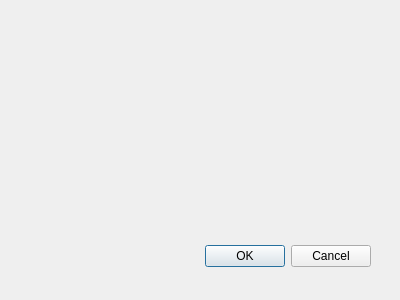
Old version of the form forms/untitled.ui in the repository moroz12112/QT_test.
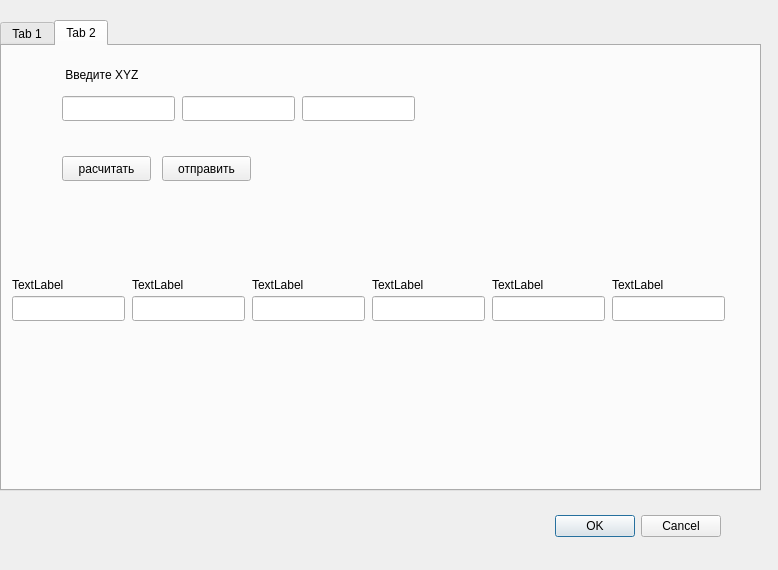
New version of the form.

```diff
--- a/forms/untitled.ui
+++ b/forms/untitled.ui
@@ -6,8 +6,8 @@
    <rect>
     <x>0</x>
     <y>0</y>
-    <width>400</width>
-    <height>300</height>
+    <width>778</width>
+    <height>570</height>
    </rect>
   </property>
   <property name="windowTitle">
@@ -16,8 +16,8 @@
   <widget class="QDialogButtonBox" name="buttonBox">
    <property name="geometry">
     <rect>
-     <x>30</x>
-     <y>240</y>
+     <x>380</x>
+     <y>510</y>
      <width>341</width>
      <height>32</height>
     </rect>
@@ -29,6 +29,251 @@
     <set>QDialogButtonBox::Cancel|QDialogButtonBox::Ok</set>
    </property>
   </widget>
+  <widget class="QTabWidget" name="tabWidget">
+   <property name="enabled">
+    <bool>true</bool>
+   </property>
+   <property name="geometry">
+    <rect>
+     <x>0</x>
+     <y>20</y>
+     <width>761</width>
+     <height>471</height>
+    </rect>
+   </property>
+   <property name="mouseTracking">
+    <bool>false</bool>
+   </property>
+   <property name="tabletTracking">
+    <bool>false</bool>
+   </property>
+   <property name="focusPolicy">
+    <enum>Qt::TabFocus</enum>
+   </property>
+   <property name="currentIndex">
+    <number>1</number>
+   </property>
+   <property name="movable">
+    <bool>false</bool>
+   </property>
+   <widget class="QWidget" name="tab">
+    <attribute name="title">
+     <string>Tab 1</string>
+    </attribute>
+   </widget>
+   <widget class="QWidget" name="tab_2">
+    <attribute name="title">
+     <string>Tab 2</string>
+    </attribute>
+    <widget class="QPushButton" name="pushButton">
+     <property name="geometry">
+      <rect>
+       <x>60</x>
+       <y>110</y>
+       <width>89</width>
+       <height>25</height>
+      </rect>
+     </property>
+     <property name="text">
+      <string>расчитать</string>
+     </property>
+    </widget>
+    <widget class="QPushButton" name="pushButton_2">
+     <property name="geometry">
+      <rect>
+       <x>160</x>
+       <y>110</y>
+       <width>89</width>
+       <height>25</height>
+      </rect>
+     </property>
+     <property name="text">
+      <string>отправить</string>
+     </property>
+    </widget>
+    <widget class="QLineEdit" name="lineEdit">
+     <property name="geometry">
+      <rect>
+       <x>60</x>
+       <y>50</y>
+       <width>113</width>
+       <height>25</height>
+      </rect>
+     </property>
+    </widget>
+    <widget class="QLineEdit" name="lineEdit_2">
+     <property name="geometry">
+      <rect>
+       <x>180</x>
+       <y>50</y>
+       <width>113</width>
+       <height>25</height>
+      </rect>
+     </property>
+    </widget>
+    <widget class="QLineEdit" name="lineEdit_3">
+     <property name="geometry">
+      <rect>
+       <x>300</x>
+       <y>50</y>
+       <width>113</width>
+       <height>25</height>
+      </rect>
+     </property>
+    </widget>
+    <widget class="QLabel" name="label">
+     <property name="geometry">
+      <rect>
+       <x>60</x>
+       <y>20</y>
+       <width>121</width>
+       <height>17</height>
+      </rect>
+     </property>
+     <property name="text">
+      <string> Введите XYZ</string>
+     </property>
+    </widget>
+    <widget class="QLineEdit" name="lineEdit_4">
+     <property name="geometry">
+      <rect>
+       <x>10</x>
+       <y>250</y>
+       <width>113</width>
+       <height>25</height>
+      </rect>
+     </property>
+    </widget>
+    <widget class="QLineEdit" name="lineEdit_5">
+     <property name="geometry">
+      <rect>
+       <x>130</x>
+       <y>250</y>
+       <width>113</width>
+       <height>25</height>
+      </rect>
+     </property>
+    </widget>
+    <widget class="QLineEdit" name="lineEdit_6">
+     <property name="geometry">
+      <rect>
+       <x>250</x>
+       <y>250</y>
+       <width>113</width>
+       <height>25</height>
+      </rect>
+     </property>
+    </widget>
+    <widget class="QLineEdit" name="lineEdit_7">
+     <property name="geometry">
+      <rect>
+       <x>370</x>
+       <y>250</y>
+       <width>113</width>
+       <height>25</height>
+      </rect>
+     </property>
+    </widget>
+    <widget class="QLineEdit" name="lineEdit_8">
+     <property name="geometry">
+      <rect>
+       <x>490</x>
+       <y>250</y>
+       <width>113</width>
+       <height>25</height>
+      </rect>
+     </property>
+    </widget>
+    <widget class="QLabel" name="label_2">
+     <property name="geometry">
+      <rect>
+       <x>10</x>
+       <y>230</y>
+       <width>67</width>
+       <height>17</height>
+      </rect>
+     </property>
+     <property name="text">
+      <string>TextLabel</string>
+     </property>
+    </widget>
+    <widget class="QLabel" name="label_3">
+     <property name="geometry">
+      <rect>
+       <x>130</x>
+       <y>230</y>
+       <width>67</width>
+       <height>17</height>
+      </rect>
+     </property>
+     <property name="text">
+      <string>TextLabel</string>
+     </property>
+    </widget>
+    <widget class="QLabel" name="label_4">
+     <property name="geometry">
+      <rect>
+       <x>250</x>
+       <y>230</y>
+       <width>67</width>
+       <height>17</height>
+      </rect>
+     </property>
+     <property name="text">
+      <string>TextLabel</string>
+     </property>
+    </widget>
+    <widget class="QLabel" name="label_5">
+     <property name="geometry">
+      <rect>
+       <x>370</x>
+       <y>230</y>
+       <width>67</width>
+       <height>17</height>
+      </rect>
+     </property>
+     <property name="text">
+      <string>TextLabel</string>
+     </property>
+    </widget>
+    <widget class="QLabel" name="label_6">
+     <property name="geometry">
+      <rect>
+       <x>490</x>
+       <y>230</y>
+       <width>67</width>
+       <height>17</height>
+      </rect>
+     </property>
+     <property name="text">
+      <string>TextLabel</string>
+     </property>
+    </widget>
+    <widget class="QLineEdit" name="lineEdit_9">
+     <property name="geometry">
+      <rect>
+       <x>610</x>
+       <y>250</y>
+       <width>113</width>
+       <height>25</height>
+      </rect>
+     </property>
+    </widget>
+    <widget class="QLabel" name="label_7">
+     <property name="geometry">
+      <rect>
+       <x>610</x>
+       <y>230</y>
+       <width>67</width>
+       <height>17</height>
+      </rect>
+     </property>
+     <property name="text">
+      <string>TextLabel</string>
+     </property>
+    </widget>
+   </widget>
+  </widget>
  </widget>
  <resources/>
  <connections>
```
Left out of the diff: 36 changed lines with no effect on the pictures.
